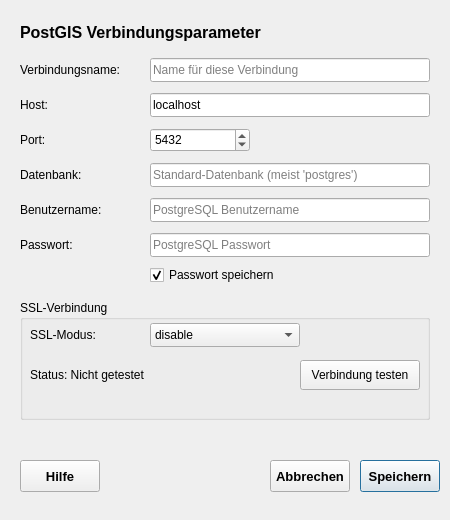
Above: qkan/uploadPostgis/res/postgis_connection_dialog.ui from SonkeHoffmann/QKan-1 before the change. Below: the same form after it.
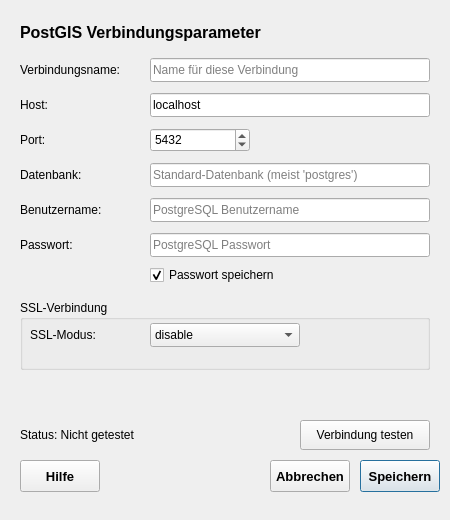
That is the form after the change.

Commit message: SSL design SSL ist nun benutzerfreundlicher angepasst

Patch:
```diff
--- a/qkan/uploadPostgis/res/postgis_connection_dialog.ui
+++ b/qkan/uploadPostgis/res/postgis_connection_dialog.ui
@@ -258,7 +258,7 @@
      <x>20</x>
      <y>300</y>
      <width>410</width>
-     <height>120</height>
+     <height>70</height>
     </rect>
    </property>
    <property name="title">
@@ -319,26 +319,13 @@
      <string>SSL-Modus:</string>
     </property>
    </widget>
-   
-   <widget class="QPushButton" name="pb_test_connection">
-    <property name="geometry">
-     <rect>
-      <x>280</x>
-      <y>60</y>
-      <width>120</width>
-      <height>30</height>
-     </rect>
-    </property>
-    <property name="text">
-     <string>Verbindung testen</string>
-    </property>
-   </widget>
-   
+  </widget>
+
    <widget class="QLabel" name="label_connection_status">
     <property name="geometry">
      <rect>
-      <x>10</x>
-      <y>65</y>
+     <x>20</x>
+     <y>425</y>
       <width>260</width>
       <height>20</height>
      </rect>
@@ -347,6 +334,19 @@
      <string>Status: Nicht getestet</string>
     </property>
    </widget>
+
+  <widget class="QPushButton" name="pb_test_connection">
+   <property name="geometry">
+    <rect>
+     <x>300</x>
+     <y>420</y>
+     <width>130</width>
+     <height>30</height>
+    </rect>
+   </property>
+   <property name="text">
+    <string>Verbindung testen</string>
+   </property>
   </widget>
   
   <!-- Dialog Buttons -->
```
Lines whose indentation alone changed are shown as unchanged.
